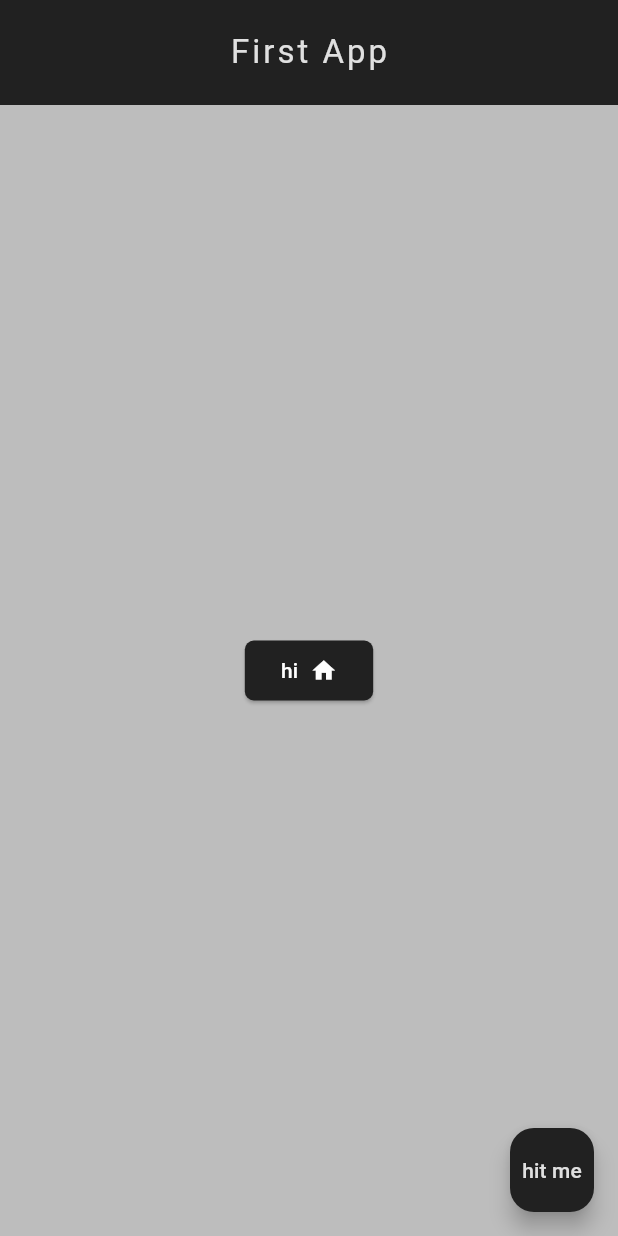
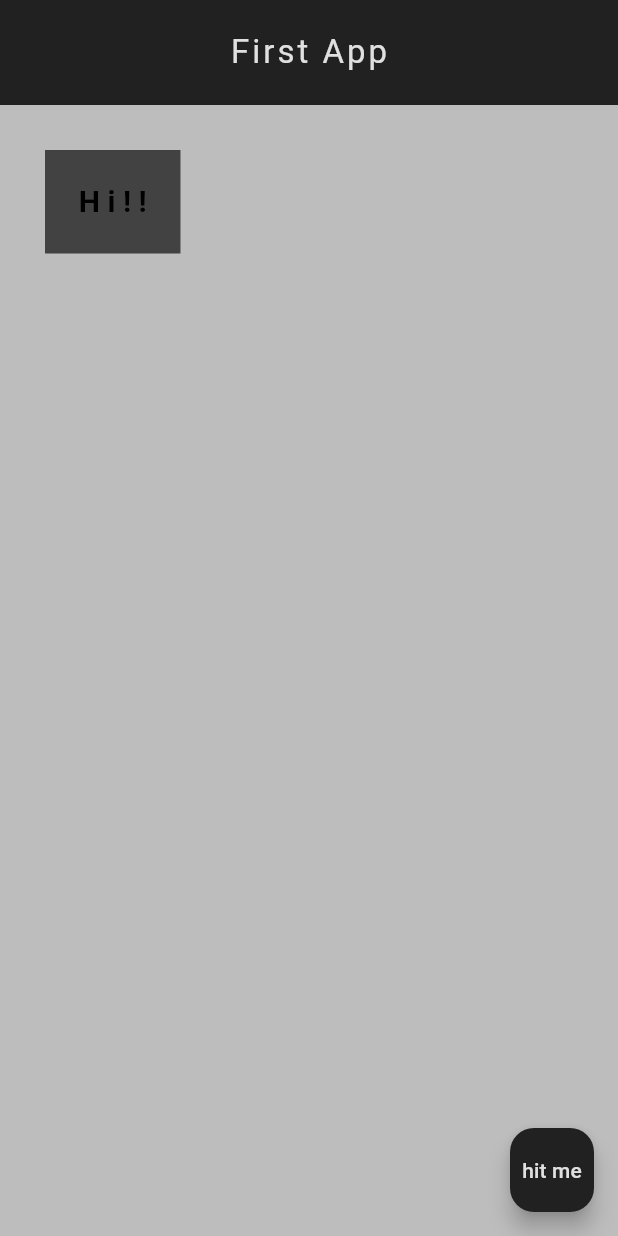
Before and after one commit to adithyasd10/flutter_revamp, a Flutter app: the screen it shows after launch, on a phone screen of 412 x 824 dp. Run offline on Flutter 3.47's test engine with Material 3 defaults, Android fonts, the phone set to English and light mode, and no system bars.

Commit message:
Added paddings (inner spacing) and margins (outer spacing )

```diff
--- a/lib/main.dart
+++ b/lib/main.dart
@@ -26,27 +26,11 @@ class Home extends StatelessWidget {
           'First App'),
           centerTitle: true,
       ),
-      body: Center(
-        child: ElevatedButton(
-          onPressed: () {
-            print('Clicked me');
-          },
-          style: ElevatedButton.styleFrom(
-            backgroundColor: Colors.grey[900],
-            shape: RoundedRectangleBorder(
-              borderRadius: BorderRadius.circular(6)
-            ),
-          ),
-          child:Row(
-            mainAxisSize: MainAxisSize.min,
-          children:
-          [
-            Text(style: TextStyle(color: Colors.white),'hi'),
-            SizedBox(width: 8),
-            Icon(color: Colors.white ,Icons.home),
-          ],),
-
-        ),
+      body: Container(
+        padding: EdgeInsets.all(20),
+        margin: EdgeInsets.all(30),
+        color: Colors.grey[800],
+        child: Text(style: TextStyle(color:Colors.black,fontSize: 20,fontWeight: FontWeight.bold,letterSpacing: 5),'Hi!!'),
       ),
       floatingActionButton: FloatingActionButton(
         onPressed:() {
```
